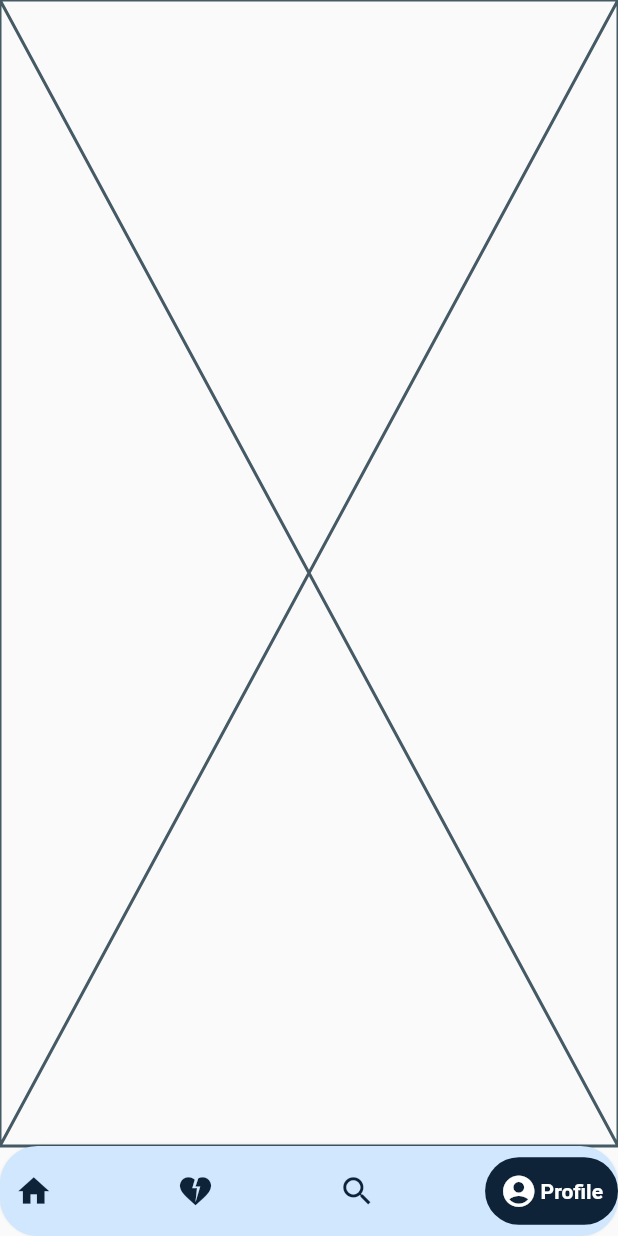
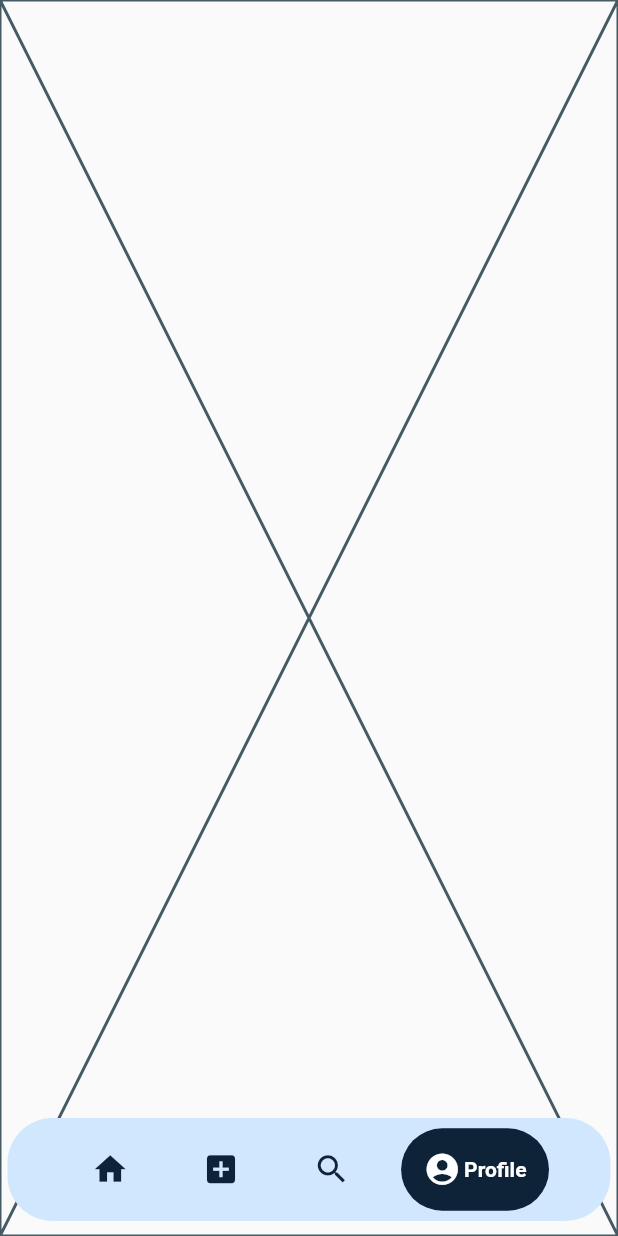
Before and after one commit to YacineHekkas/Crafty-mobile-application, a Flutter app: the screen it shows after launch, item 4 of the bottom bar chosen, on a phone screen of 412 x 824 dp. Run offline on Flutter 3.47's test engine with Material 2 defaults, Android fonts, the light colour scheme and no system bars; drawn by our look-alikes of google_nav_bar; our stand-ins replace anim_search_bar, chips_choice_null_safety, dartz, firebase_core, firebase_messaging, flutter_bloc and 9 more; accounts and stored records are empty; network calls fail.

Commit message:
feat: add_service Screen

```diff
--- a/lib/features/home/presentation/pages/nav_screen.dart
+++ b/lib/features/home/presentation/pages/nav_screen.dart
@@ -1,10 +1,11 @@
-
 import 'package:cp_project/core/global/global.dart';
+import 'package:cp_project/features/chat/presentation/pages/chat_screen.dart';
 
 import 'package:flutter/material.dart';
 import 'package:google_nav_bar/google_nav_bar.dart';
 
-import 'home_screen.dart';
+import 'add_service_pages/add_service_page.dart';
+import 'home_page/home_screen.dart';
 
 class NavScreen extends StatefulWidget {
   const NavScreen({Key? key}) : super(key: key);
@@ -14,49 +15,64 @@ class NavScreen extends StatefulWidget {
 }
 
 class _NavScreenState extends State<NavScreen> {
-  int _index = 0 ;
+  int index = 0;
+  final List<Widget> _pages = [  HomeScreen(),const Placeholder(),const ChatScreen()
+    , const Placeholder()];
+
   @override
   Widget build(BuildContext context) {
     return SafeArea(
         child: Scaffold(
-          body:navScreen(_index),
-          bottomNavigationBar: Container(
-            height: 60,
+          body:Stack(
+            children: [
+              _pages[index],
+              Padding(
+                padding: const EdgeInsets.only(bottom: 10,left: 5,right: 5),
+                child:Align(
+                  alignment: Alignment.bottomCenter,
+                  child:Container(
+                      alignment: Alignment.bottomCenter,
+                      height:MediaQuery.of(context).size.height/12,
                       decoration: BoxDecoration(
-              boxShadow: [
-                BoxShadow(
-                  color: Colors.black.withOpacity(0.1),
-                  blurRadius: 1.0,
-                  spreadRadius: 1.0,
+                          color: AppConst.skyBlue,
+                          borderRadius: BorderRadius.circular(30)
                       ),
-              ],
-              borderRadius: BorderRadius.circular(30),
-            ),
+                      child: SizedBox(
+                        height:MediaQuery.of(context).size.height/12,
+                        width: 320,
                         child: ClipRRect(
-              borderRadius:  const BorderRadius.all(Radius.circular(25)),
-              child: GNav(
+                          borderRadius: const BorderRadius.all(Radius.circular(25)),
+                          child:GNav(
                               duration: const Duration(milliseconds: 200), // tab animation duration
-                  padding: const EdgeInsets.all(10),
-
-                  tabBackgroundColor: AppConst.darkBlue ,
+                              padding: const EdgeInsets.all(15),
+                              tabBackgroundColor: AppConst.darkBlue,
                               backgroundColor: AppConst.skyBlue,
                               iconSize: 25,
                               gap: 2,
+
                               color: AppConst.darkBlue,
                               activeColor: Colors.white,
+                              onTabChange: (val) {
+                                // here go some logic of the bloc
+                                if ( val == 1){
+                                  Navigator.push(
+                                      context, MaterialPageRoute(builder: (context) => const CreateServiceScreen())
+                                  );
+                                }else{
+                                  setState(() {
+                                    index = val;
+                                  });
+                                }
 
-                  onTabChange: (index){// here go some logic of the bloc
-                    setState(() {
-                      _index = index;
-                    });
                               },
+                              selectedIndex: index,
                               tabs: const [
                                 GButton(
                                   icon: Icons.home,
                                   text: 'Home',
                                 ),
                                 GButton(
-                      icon: Icons.heart_broken_sharp,
+                                  icon: Icons.add_box,
                                   text: 'Likes',
                                 ),
                                 GButton(
@@ -67,24 +83,18 @@ class _NavScreenState extends State<NavScreen> {
                                   icon: Icons.account_circle_sharp,
                                   text: 'Profile',
                                 )
-                  ]
-              ),
-            ),
+                              ]) ,
                         ),
                       )
-    );
+                  ) ,
+                )
+                )
+            ],
+          )
+
+
+    ));
   }
 
-  navScreen(int index) {
-    if(_index == 0){
-      return HomeScreen();
-    }else{
-      return Placeholder ();
+
 }
-  }
-  SizedBox space(){
-    return const SizedBox(
-      height: 20,
-    );
-  }
-}
```
Also changed, not shown: lib/features/home/presentation/widgets/search_bar.dart (+20 -20 lines), 1 other file. Lines whose indentation alone changed are shown as unchanged.
